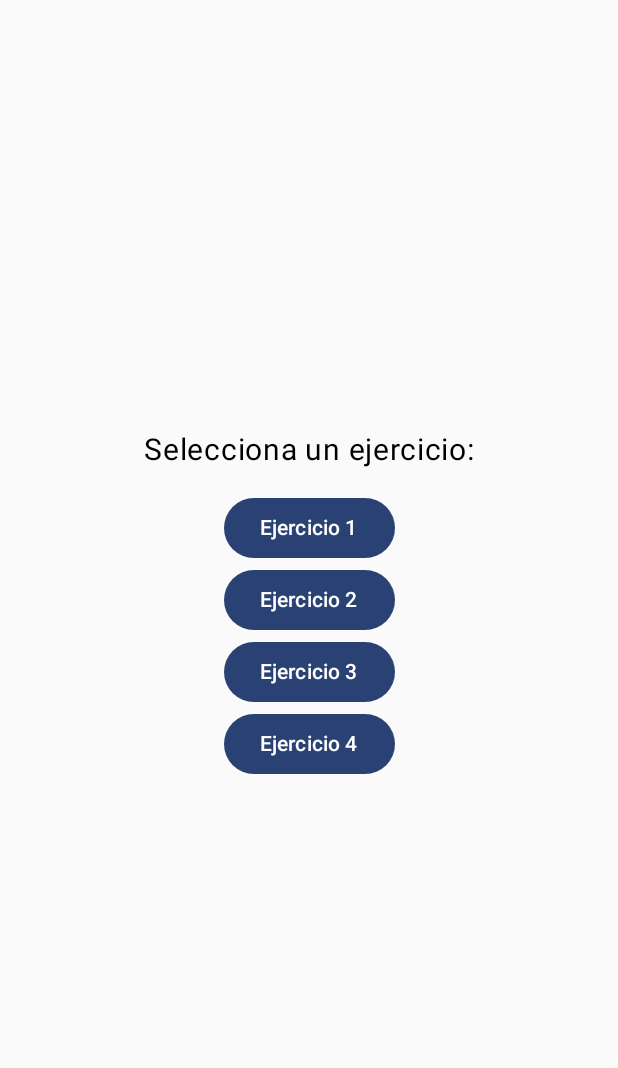
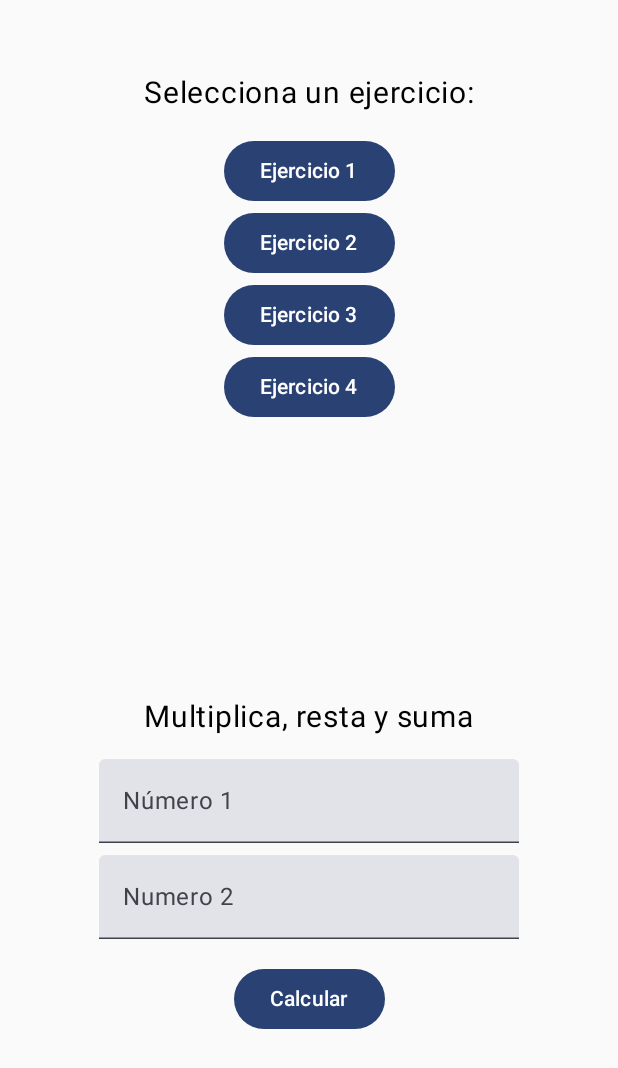
Before and after one commit to ArnoldMacuri/EC01_Macuri_Arnold, an Android app built with Jetpack Compose: the screen it shows after launch (MainActivity), after a tap on "Ejercicio 2", on a phone screen of 412 x 824 dp. Shown: the top 1068 px of the screen. Run offline under Robolectric (Android 15) with nearby library versions, the phone set to English and light mode, and no system bars.

Commit message:
Ejercicio 2 Completado

```diff
--- a/EC1/app/src/main/java/pe/edu/idat/ec1/MenuPrincipalScreen.kt
+++ b/EC1/app/src/main/java/pe/edu/idat/ec1/MenuPrincipalScreen.kt
@@ -59,6 +59,7 @@ fun menuPrincipal(){
         Spacer(modifier = Modifier.height(16.dp))
         when (seleccionarProblema){
             1 -> Ejercicio1Screen()
+            2 -> Ejercicio2Screen()
 
 
         }
@@ -113,3 +114,46 @@ fun Ejercicio1Screen(){
         }
     }
 }
+
+@Composable
+fun Ejercicio2Screen(){
+    var num1 by remember { mutableStateOf("") }
+    var num2 by remember { mutableStateOf("") }
+    var resultado by remember { mutableStateOf<String?>(null) }
+
+    Column(
+        horizontalAlignment = Alignment.CenterHorizontally,
+        verticalArrangement = Arrangement.Center,
+        modifier = Modifier.fillMaxSize()
+    ) {
+        Text(text = "Multiplica, resta y suma", fontSize = 20.sp)
+        Spacer(modifier = Modifier.height(16.dp))
+        TextField(
+            value = num1, onValueChange = { num1 = it },
+            label = {Text(text = "Número 1")})
+        Spacer(modifier = Modifier.height(8.dp))
+        TextField(
+            value = num2, onValueChange = {num2 = it},
+            label = { Text(text = "Numero 2")})
+        Spacer(modifier = Modifier.height(16.dp))
+        Button(onClick = {
+            val n1 = num1.toIntOrNull()
+            val n2 = num2.toIntOrNull()
+            resultado = if (n1 !=null && n2 != null){
+                when{
+                    n1 == n2 -> (n1 * n2).toString()
+                    n1 > n2 -> (n1 - n2).toString()
+                    else -> (n1 + n2).toString()
+                }
+            }else {
+                "Lo ingresado esta incorrecto"
+            }
+        }) {
+            Text(text = "Calcular")
+        }
+        Spacer(modifier = Modifier.height(16.dp))
+        resultado?.let {
+            Text(text = "Resultado: $it")
+        }
+    }
+}
```
